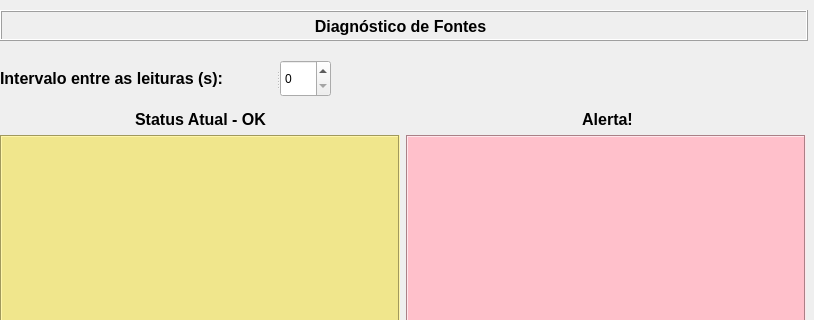
lnls-sirius/hla, file pydm/ps_diagnostic/main_window.ui: the form before one commit; both pictures show x 0 to 814 and y 0 to 320 of the 814 by 909 pixel window.
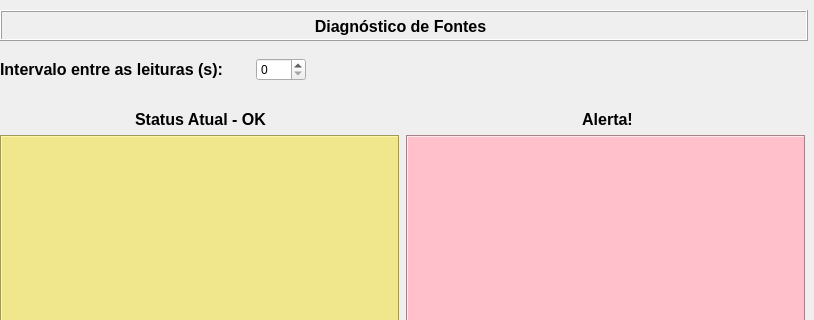
The form after the commit.

```diff
--- a/pydm/ps_diagnostic/main_window.ui
+++ b/pydm/ps_diagnostic/main_window.ui
@@ -216,29 +216,52 @@
     </item>
    </layout>
   </widget>
-  <widget class="QSplitter" name="splitter_2">
+  <widget class="QWidget" name="">
    <property name="geometry">
     <rect>
      <x>0</x>
-     <y>60</y>
-     <width>331</width>
-     <height>37</height>
+     <y>50</y>
+     <width>582</width>
+     <height>39</height>
     </rect>
    </property>
-   <property name="orientation">
-    <enum>Qt::Horizontal</enum>
-   </property>
-   <widget class="QSplitter" name="splitter">
-    <property name="orientation">
-     <enum>Qt::Horizontal</enum>
-    </property>
+   <layout class="QHBoxLayout" name="horizontalLayout_2">
+    <item>
     <widget class="QLabel" name="label_4">
+      <property name="minimumSize">
+       <size>
+        <width>250</width>
+        <height>37</height>
+       </size>
+      </property>
      <property name="text">
       <string>&lt;html&gt;&lt;head/&gt;&lt;body&gt;&lt;p&gt;&lt;span style=&quot; font-size:12pt; font-weight:600;&quot;&gt;Intervalo entre as leituras (s):&lt;/span&gt;&lt;/p&gt;&lt;/body&gt;&lt;/html&gt;</string>
      </property>
     </widget>
+    </item>
+    <item>
     <widget class="QSpinBox" name="sb_time_interval"/>
-   </widget>
+    </item>
+    <item>
+     <widget class="QLabel" name="lb_msg_inicio">
+      <property name="minimumSize">
+       <size>
+        <width>270</width>
+        <height>17</height>
+       </size>
+      </property>
+      <property name="font">
+       <font>
+        <weight>75</weight>
+        <bold>true</bold>
+       </font>
+      </property>
+      <property name="text">
+       <string/>
+      </property>
+     </widget>
+    </item>
+   </layout>
   </widget>
  </widget>
  <resources/>
```
Left out of the diff: 2 changed lines with no effect on the pictures. Lines whose indentation alone changed are shown as unchanged.
